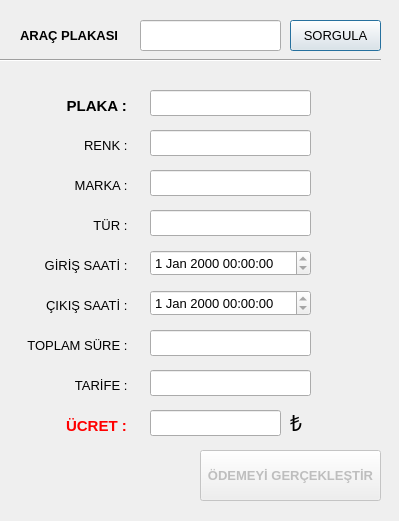
ydcpp/ParkingLotManagement, file forms/manualvehicleexit.ui: the form before one commit.
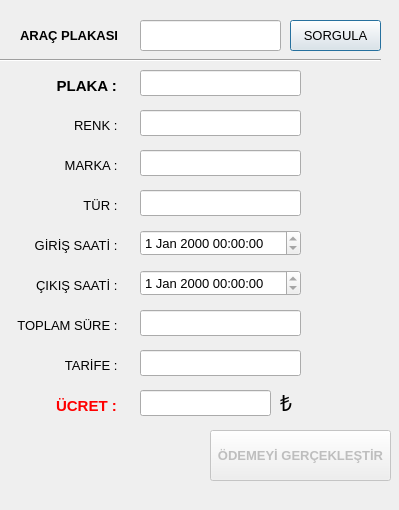
The form after the commit.

```diff
--- a/forms/manualvehicleexit.ui
+++ b/forms/manualvehicleexit.ui
@@ -7,19 +7,19 @@
     <x>0</x>
     <y>0</y>
     <width>399</width>
-    <height>521</height>
+    <height>510</height>
    </rect>
   </property>
   <property name="minimumSize">
    <size>
     <width>399</width>
-    <height>521</height>
+    <height>510</height>
    </size>
   </property>
   <property name="maximumSize">
    <size>
     <width>399</width>
-    <height>521</height>
+    <height>510</height>
    </size>
   </property>
   <property name="font">
@@ -98,7 +98,7 @@
    <property name="geometry">
     <rect>
      <x>10</x>
-     <y>65</y>
+     <y>480</y>
      <width>371</width>
      <height>21</height>
     </rect>
@@ -110,8 +110,8 @@
   <widget class="QLabel" name="label_2">
    <property name="geometry">
     <rect>
-     <x>40</x>
-     <y>90</y>
+     <x>30</x>
+     <y>70</y>
      <width>91</width>
      <height>31</height>
     </rect>
@@ -133,8 +133,8 @@
   <widget class="QLabel" name="label_3">
    <property name="geometry">
     <rect>
-     <x>40</x>
-     <y>130</y>
+     <x>30</x>
+     <y>110</y>
      <width>91</width>
      <height>31</height>
     </rect>
@@ -155,8 +155,8 @@
   <widget class="QLabel" name="label_4">
    <property name="geometry">
     <rect>
-     <x>40</x>
-     <y>170</y>
+     <x>30</x>
+     <y>150</y>
      <width>91</width>
      <height>31</height>
     </rect>
@@ -177,8 +177,8 @@
   <widget class="QLabel" name="label_5">
    <property name="geometry">
     <rect>
-     <x>40</x>
-     <y>210</y>
+     <x>30</x>
+     <y>190</y>
      <width>91</width>
      <height>31</height>
     </rect>
@@ -199,8 +199,8 @@
   <widget class="QLabel" name="label_6">
    <property name="geometry">
     <rect>
-     <x>30</x>
-     <y>250</y>
+     <x>20</x>
+     <y>230</y>
      <width>101</width>
      <height>31</height>
     </rect>
@@ -221,8 +221,8 @@
   <widget class="QLabel" name="label_7">
    <property name="geometry">
     <rect>
-     <x>30</x>
-     <y>290</y>
+     <x>20</x>
+     <y>270</y>
      <width>101</width>
      <height>31</height>
     </rect>
@@ -243,8 +243,8 @@
   <widget class="QLabel" name="label_8">
    <property name="geometry">
     <rect>
-     <x>40</x>
-     <y>410</y>
+     <x>30</x>
+     <y>390</y>
      <width>91</width>
      <height>31</height>
     </rect>
@@ -269,8 +269,8 @@
   <widget class="QLineEdit" name="lineEdit_plate">
    <property name="geometry">
     <rect>
-     <x>150</x>
-     <y>90</y>
+     <x>140</x>
+     <y>70</y>
      <width>161</width>
      <height>26</height>
     </rect>
@@ -282,8 +282,8 @@
   <widget class="QLineEdit" name="lineEdit_color">
    <property name="geometry">
     <rect>
-     <x>150</x>
-     <y>130</y>
+     <x>140</x>
+     <y>110</y>
      <width>161</width>
      <height>26</height>
     </rect>
@@ -295,8 +295,8 @@
   <widget class="QLineEdit" name="lineEdit_model">
    <property name="geometry">
     <rect>
-     <x>150</x>
-     <y>170</y>
+     <x>140</x>
+     <y>150</y>
      <width>161</width>
      <height>26</height>
     </rect>
@@ -308,8 +308,8 @@
   <widget class="QLineEdit" name="lineEdit_type">
    <property name="geometry">
     <rect>
-     <x>150</x>
-     <y>210</y>
+     <x>140</x>
+     <y>190</y>
      <width>161</width>
      <height>26</height>
     </rect>
@@ -321,8 +321,8 @@
   <widget class="QLineEdit" name="lineEdit_price">
    <property name="geometry">
     <rect>
-     <x>150</x>
-     <y>410</y>
+     <x>140</x>
+     <y>390</y>
      <width>131</width>
      <height>26</height>
     </rect>
@@ -353,8 +353,8 @@
   <widget class="QLabel" name="label_9">
    <property name="geometry">
     <rect>
-     <x>290</x>
-     <y>410</y>
+     <x>280</x>
+     <y>390</y>
      <width>21</width>
      <height>26</height>
     </rect>
@@ -371,8 +371,8 @@
   <widget class="QDateTimeEdit" name="dateTimeEdit_entryDate">
    <property name="geometry">
     <rect>
-     <x>150</x>
-     <y>250</y>
+     <x>140</x>
+     <y>230</y>
      <width>161</width>
      <height>26</height>
     </rect>
@@ -384,8 +384,8 @@
   <widget class="QDateTimeEdit" name="dateTimeEdit_exitDate">
    <property name="geometry">
     <rect>
-     <x>150</x>
-     <y>290</y>
+     <x>140</x>
+     <y>270</y>
      <width>161</width>
      <height>26</height>
     </rect>
@@ -400,8 +400,8 @@
    </property>
    <property name="geometry">
     <rect>
-     <x>200</x>
-     <y>450</y>
+     <x>210</x>
+     <y>430</y>
      <width>181</width>
      <height>51</height>
     </rect>
@@ -419,8 +419,8 @@
   <widget class="QLabel" name="label_10">
    <property name="geometry">
     <rect>
-     <x>20</x>
-     <y>330</y>
+     <x>10</x>
+     <y>310</y>
      <width>111</width>
      <height>31</height>
     </rect>
@@ -441,8 +441,8 @@
   <widget class="QLabel" name="label_11">
    <property name="geometry">
     <rect>
-     <x>40</x>
-     <y>370</y>
+     <x>30</x>
+     <y>350</y>
      <width>91</width>
      <height>31</height>
     </rect>
@@ -463,8 +463,8 @@
   <widget class="QLineEdit" name="lineEdit_totalminutes">
    <property name="geometry">
     <rect>
-     <x>150</x>
-     <y>330</y>
+     <x>140</x>
+     <y>310</y>
      <width>161</width>
      <height>26</height>
     </rect>
@@ -476,8 +476,8 @@
   <widget class="QLineEdit" name="lineEdit_plan">
    <property name="geometry">
     <rect>
-     <x>150</x>
-     <y>370</y>
+     <x>140</x>
+     <y>350</y>
      <width>161</width>
      <height>26</height>
     </rect>
```
